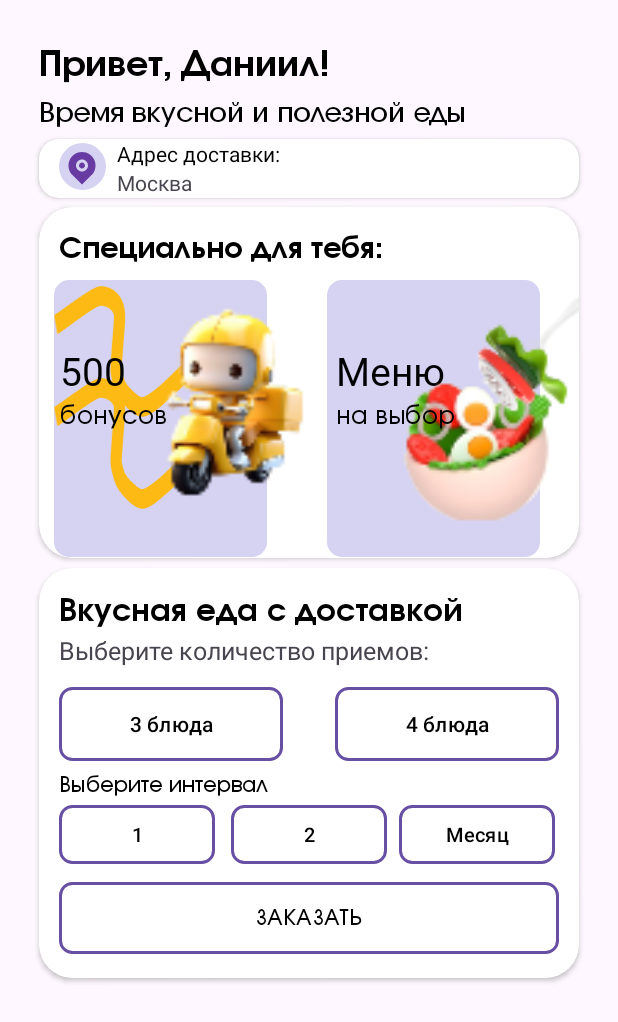
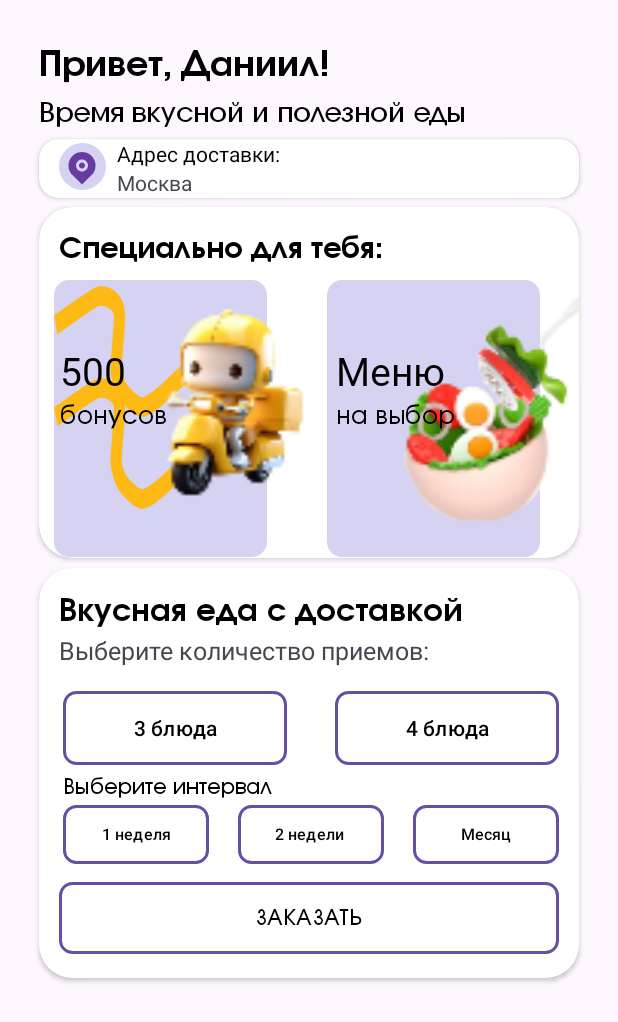
Before and after one commit to 1daishu/Diploma, an Android app: the fragment HomeFragment shown on its own in the app's theme, on a phone screen of 412 x 824 dp. Shown: the top 1022 px of the screen. Run offline under Robolectric (Android 15) with nearby library versions, the light colour scheme and no system bars; our stand-ins replace sdp/ssp sizes.

Commit message:
add homeFragment design

```diff
--- a/app/src/main/res/layout/fragment_home.xml
+++ b/app/src/main/res/layout/fragment_home.xml
@@ -297,8 +297,8 @@
                 android:id="@+id/btnDishesThree"
                 android:layout_width="@dimen/_115sdp"
                 android:layout_height="@dimen/_38sdp"
-                android:layout_marginStart="@dimen/_10sdp"
-                android:layout_marginTop="@dimen/_10sdp"
+                android:layout_marginStart="16dp"
+                android:layout_marginTop="16dp"
                 android:background="@drawable/bnt_design"
                 android:text="@string/_3"
                 android:textColor="@android:color/black"
@@ -307,54 +307,61 @@
                 app:layout_constraintStart_toStartOf="parent"
                 app:layout_constraintTop_toBottomOf="@id/choiceMealCount" />
 
+
             <com.google.android.material.button.MaterialButton
-                android:layout_width="@dimen/_80sdp"
+                android:id="@+id/materialButton4"
+                android:layout_width="@dimen/_75sdp"
                 android:layout_height="@dimen/_30sdp"
-                android:layout_marginStart="13dp"
+                android:layout_marginStart="16dp"
                 android:layout_marginTop="92dp"
                 android:background="@drawable/bnt_design"
                 android:text="1 неделя"
                 android:textColor="@android:color/black"
                 android:textColorHighlight="#F3F3F3"
                 android:textColorLink="#FFFFFF"
-                android:textSize="@dimen/_10sdp"
+                android:textSize="@dimen/_8sdp"
                 app:layout_constraintStart_toStartOf="parent"
                 app:layout_constraintTop_toBottomOf="@id/choiceMealCount" />
 
-
             <com.google.android.material.button.MaterialButton
-                android:layout_width="@dimen/_80sdp"
+                android:id="@+id/materialButton3"
+                android:layout_width="@dimen/_75sdp"
                 android:layout_height="@dimen/_30sdp"
                 android:layout_marginStart="240dp"
                 android:layout_marginTop="92dp"
+                android:layout_marginEnd="13dp"
                 android:background="@drawable/bnt_design"
                 android:text="Месяц"
                 android:textColor="@android:color/black"
                 android:textColorHighlight="#F3F3F3"
                 android:textColorLink="#FFFFFF"
-                android:textSize="@dimen/_10sdp"
+                android:textSize="@dimen/_8sdp"
+                app:layout_constraintEnd_toEndOf="parent"
+                app:layout_constraintHorizontal_bias="1.0"
                 app:layout_constraintStart_toStartOf="parent"
                 app:layout_constraintTop_toBottomOf="@id/choiceMealCount" />
 
             <com.google.android.material.button.MaterialButton
-                android:layout_width="@dimen/_80sdp"
+                android:id="@+id/materialButton2"
+                android:layout_width="@dimen/_75sdp"
                 android:layout_height="@dimen/_30sdp"
-                android:layout_marginStart="128dp"
                 android:layout_marginTop="92dp"
                 android:background="@drawable/bnt_design"
                 android:text="2 недели "
                 android:textColor="@android:color/black"
                 android:textColorHighlight="#F3F3F3"
                 android:textColorLink="#FFFFFF"
-                android:textSize="@dimen/_10sdp"
-                app:layout_constraintStart_toStartOf="parent"
+                android:textSize="@dimen/_8sdp"
+                app:layout_constraintEnd_toStartOf="@+id/materialButton3"
+                app:layout_constraintStart_toEndOf="@+id/materialButton4"
                 app:layout_constraintTop_toBottomOf="@id/choiceMealCount" />
 
             <com.google.android.material.button.MaterialButton
+                android:id="@+id/materialButton"
                 android:layout_width="@dimen/_115sdp"
                 android:layout_height="@dimen/_38sdp"
-                android:layout_marginTop="@dimen/_10sdp"
-                android:layout_marginEnd="@dimen/_10sdp"
+                android:layout_marginTop="16dp"
+                android:layout_marginEnd="13dp"
                 android:background="@drawable/bnt_design"
                 android:text="@string/_4"
                 android:textColor="@android:color/black"
@@ -364,15 +371,13 @@
             <com.google.android.material.textview.MaterialTextView
                 android:layout_width="wrap_content"
                 android:layout_height="wrap_content"
-                android:layout_marginStart="@dimen/_10sdp"
-                android:layout_marginTop="@dimen/_5sdp"
+                android:layout_marginStart="16dp"
+                android:layout_marginTop="@dimen/_4sdp"
                 android:fontFamily="@font/involve_medium"
                 android:text="@string/choice_interval"
                 android:textColor="@color/black"
                 app:layout_constraintStart_toStartOf="parent"
-                app:layout_constraintTop_toBottomOf="@id/btnDishesThree"
-                tools:layout_editor_absoluteX="32dp"
-                tools:layout_editor_absoluteY="167dp" />
+                app:layout_constraintTop_toBottomOf="@id/btnDishesThree" />
 
             <Button
                 android:id="@+id/btn_order"
```
